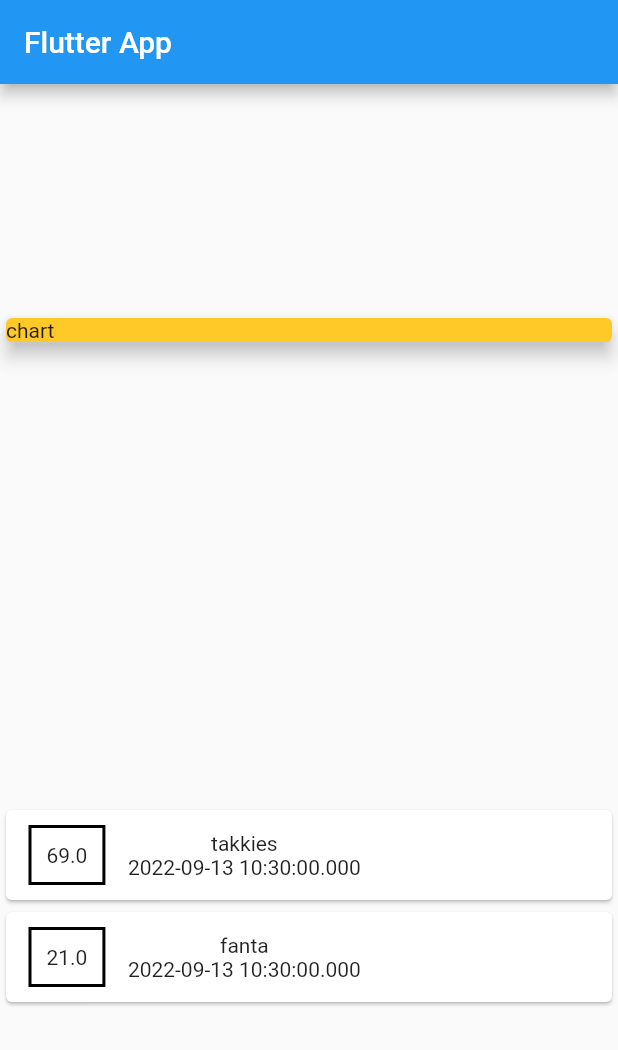
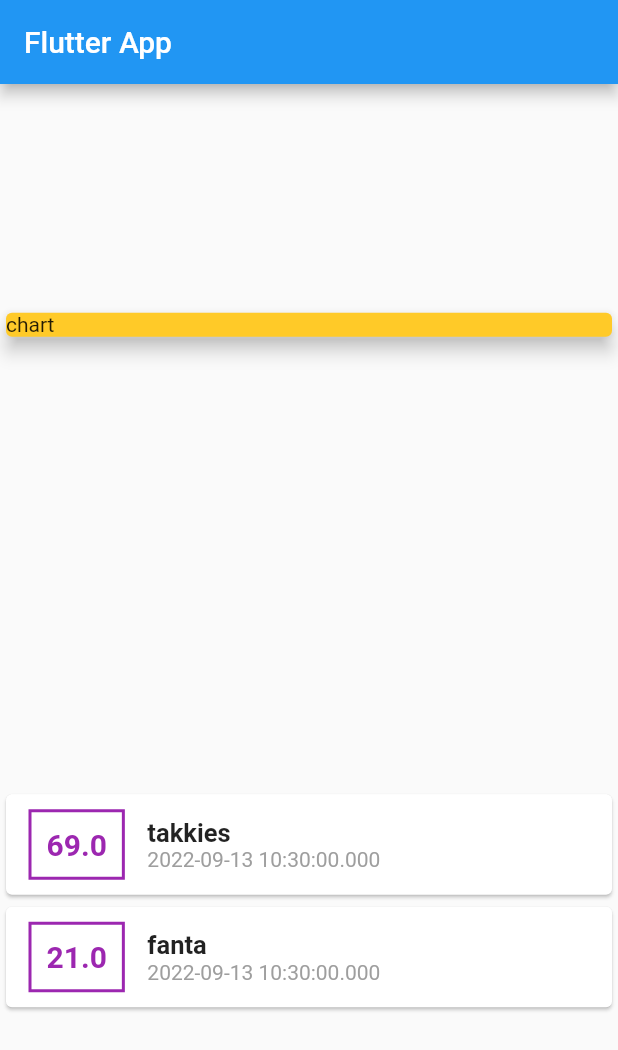
Before and after one commit to koorzenb/expense_app, a Flutter app: the screen it shows after launch, on a phone screen of 412 x 824 dp. Shown: the top 1050 px of the screen. Run offline on Flutter 3.47's test engine with Material 2 defaults, Android fonts, the phone set to English and light mode, and no system bars.

Commit message:
Styling Text

```diff
--- a/lib/main.dart
+++ b/lib/main.dart
@@ -53,10 +53,17 @@ class MyHomePage extends StatelessWidget {
                 child: Row(
                   children: [
                     Container(
-                      child: Text(tx.amount.toString()),
+                      child: Text(
+                        tx.amount.toString(),
+                        style: TextStyle(
+                          fontWeight: FontWeight.bold,
+                          fontSize: 20,
+                          color: Colors.purple,
+                        ),
+                      ),
                       decoration: BoxDecoration(
                         border: Border.all(
-                          color: Colors.black,
+                          color: Colors.purple,
                           width: 2,
                         ),
                       ),
@@ -67,9 +74,21 @@ class MyHomePage extends StatelessWidget {
                       padding: EdgeInsets.all(10.0),
                     ),
                     Column(
+                      crossAxisAlignment: CrossAxisAlignment.start,
                       children: [
-                        Text(tx.title),
-                        Text(tx.date.toString()),
+                        Text(
+                          tx.title,
+                          style: TextStyle(
+                            fontWeight: FontWeight.bold,
+                            fontSize: 17,
+                          ),
+                        ),
+                        Text(
+                          tx.date.toString(),
+                          style: TextStyle(
+                            color: Colors.grey,
+                          ),
+                        ),
                       ],
                     )
                   ],
```
